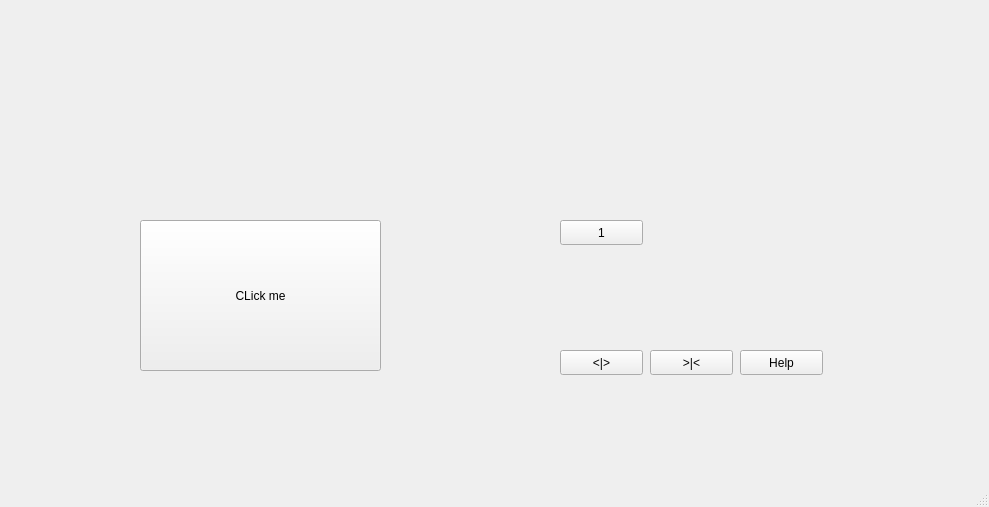
Old version of the form mainwindow.ui in the repository mars-cadieux/elevator-simulator.
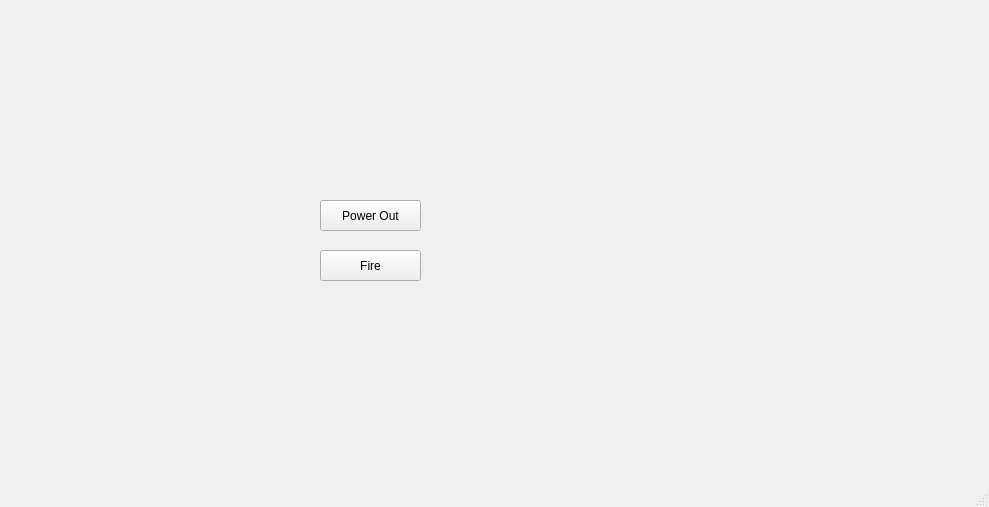
New version of the form.

Commit message: added timer for door close

```diff
--- a/mainwindow.ui
+++ b/mainwindow.ui
@@ -17,69 +17,30 @@
    <widget class="QPushButton" name="pushButton">
     <property name="geometry">
      <rect>
-      <x>140</x>
-      <y>220</y>
-      <width>241</width>
-      <height>151</height>
+      <x>320</x>
+      <y>200</y>
+      <width>101</width>
+      <height>31</height>
      </rect>
     </property>
     <property name="cursor">
      <cursorShape>PointingHandCursor</cursorShape>
     </property>
     <property name="text">
-     <string>CLick me</string>
+     <string>Power Out</string>
     </property>
    </widget>
    <widget class="QPushButton" name="openDoorButton">
     <property name="geometry">
      <rect>
-      <x>560</x>
-      <y>350</y>
-      <width>83</width>
-      <height>25</height>
+      <x>320</x>
+      <y>250</y>
+      <width>101</width>
+      <height>31</height>
      </rect>
     </property>
     <property name="text">
-     <string>&lt;|&gt;</string>
-    </property>
-   </widget>
-   <widget class="QPushButton" name="closeDoorButton">
-    <property name="geometry">
-     <rect>
-      <x>650</x>
-      <y>350</y>
-      <width>83</width>
-      <height>25</height>
-     </rect>
-    </property>
-    <property name="text">
-     <string>&gt;|&lt;</string>
-    </property>
-   </widget>
-   <widget class="QPushButton" name="helpButton">
-    <property name="geometry">
-     <rect>
-      <x>740</x>
-      <y>350</y>
-      <width>83</width>
-      <height>25</height>
-     </rect>
-    </property>
-    <property name="text">
-     <string>Help</string>
-    </property>
-   </widget>
-   <widget class="QPushButton" name="floor1Button">
-    <property name="geometry">
-     <rect>
-      <x>560</x>
-      <y>220</y>
-      <width>83</width>
-      <height>25</height>
-     </rect>
-    </property>
-    <property name="text">
-     <string>1</string>
+     <string>Fire</string>
     </property>
    </widget>
   </widget>
```
Left out of the diff: 7 changed lines with no effect on the pictures. The commit also changes 16 other files.
